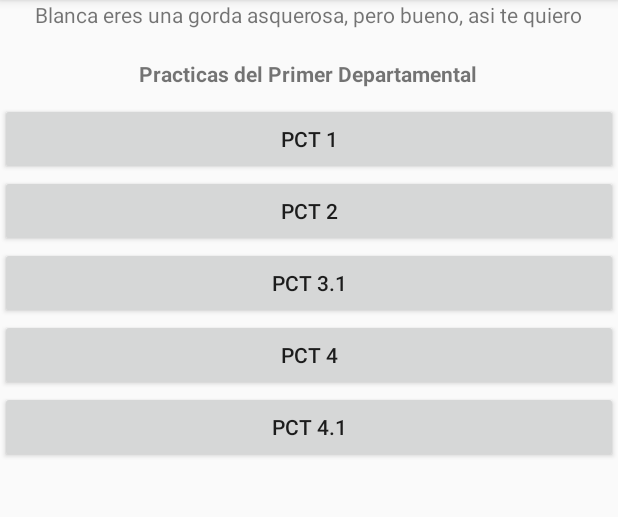
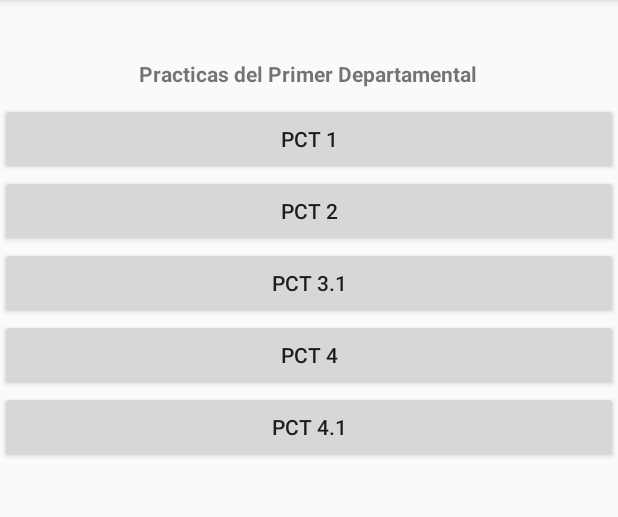
Before and after one commit to Tlakua/Moviles1erDpt, an Android app: the screen it shows after launch (MainActivity), on a phone screen of 412 x 824 dp, the part 84-601 px from its top. Run offline under Robolectric (Android 15) with nearby library versions, the phone set to English and light mode, and no system bars.

Commit message:
eliminando TV raro

```diff
--- a/Moviles1erDpt/app/src/main/res/layout/activity_main.xml
+++ b/Moviles1erDpt/app/src/main/res/layout/activity_main.xml
@@ -9,7 +9,6 @@
     tools:context=".MainActivity">
 
     <TextView
-        android:text="Blanca eres una gorda asquerosa, pero bueno, asi te quiero"
         android:layout_width="wrap_content"
         android:layout_height="wrap_content" />
 
```
